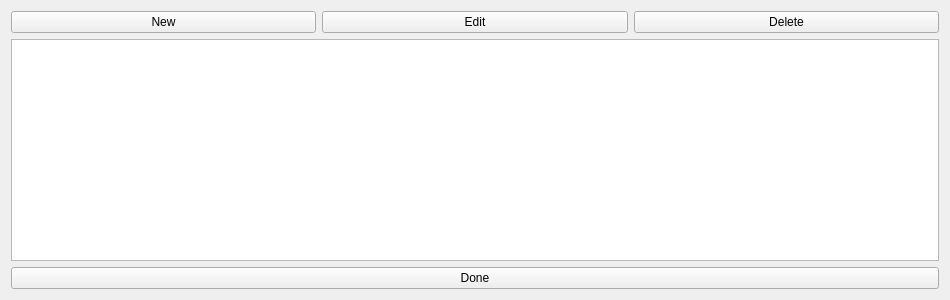
This is Form/Gen5/Profile/ProfileManager5.ui in Admiral-Fish/PokeFinder as Qt 5 draws it before an edit. The edited form follows.
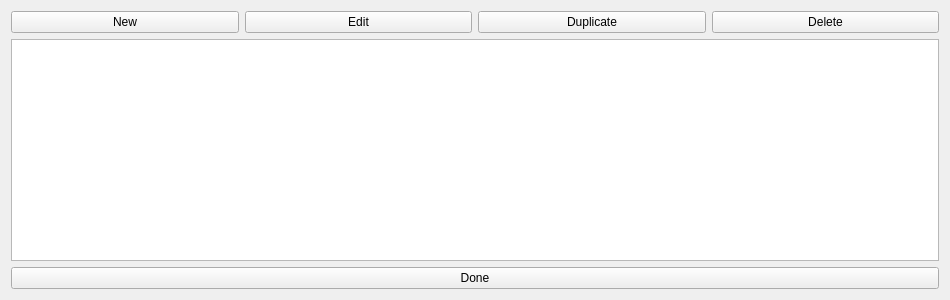
This is the edited form. Custom widgets are drawn as their Qt base class.

Commit message:
Allow profiles to be duplicated
Fixes #538

```diff
--- a/Form/Gen5/Profile/ProfileManager5.ui
+++ b/Form/Gen5/Profile/ProfileManager5.ui
@@ -29,16 +29,23 @@
     </widget>
    </item>
    <item row="0" column="2">
+    <widget class="QPushButton" name="pushButtonDuplicate">
+     <property name="text">
+      <string>Duplicate</string>
+     </property>
+    </widget>
+   </item>
+   <item row="0" column="3">
     <widget class="QPushButton" name="pushButtonDelete">
      <property name="text">
       <string>Delete</string>
      </property>
     </widget>
    </item>
-   <item row="1" column="0" colspan="3">
+   <item row="1" column="0" colspan="4">
     <widget class="TableView" name="tableView"/>
    </item>
-   <item row="2" column="0" colspan="3">
+   <item row="2" column="0" colspan="4">
     <widget class="QPushButton" name="pushButtonOk">
      <property name="text">
       <string>Done</string>
```
The commit also changes 11 other files.
